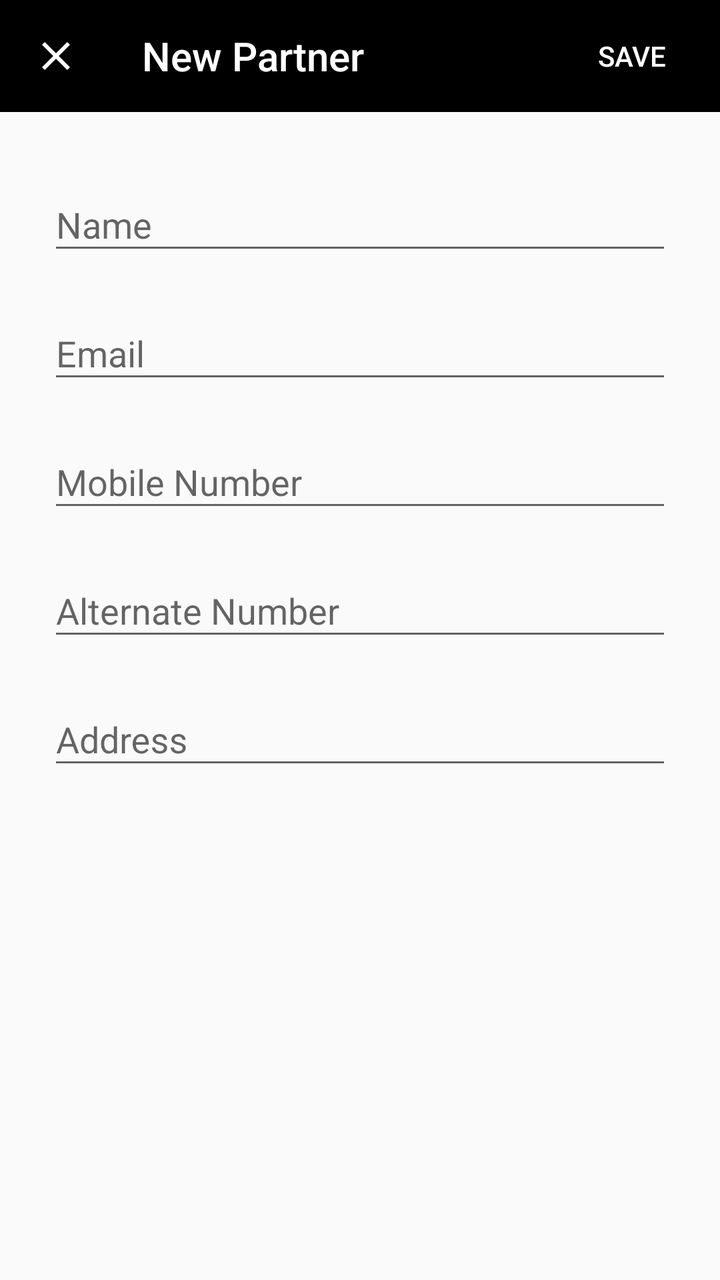
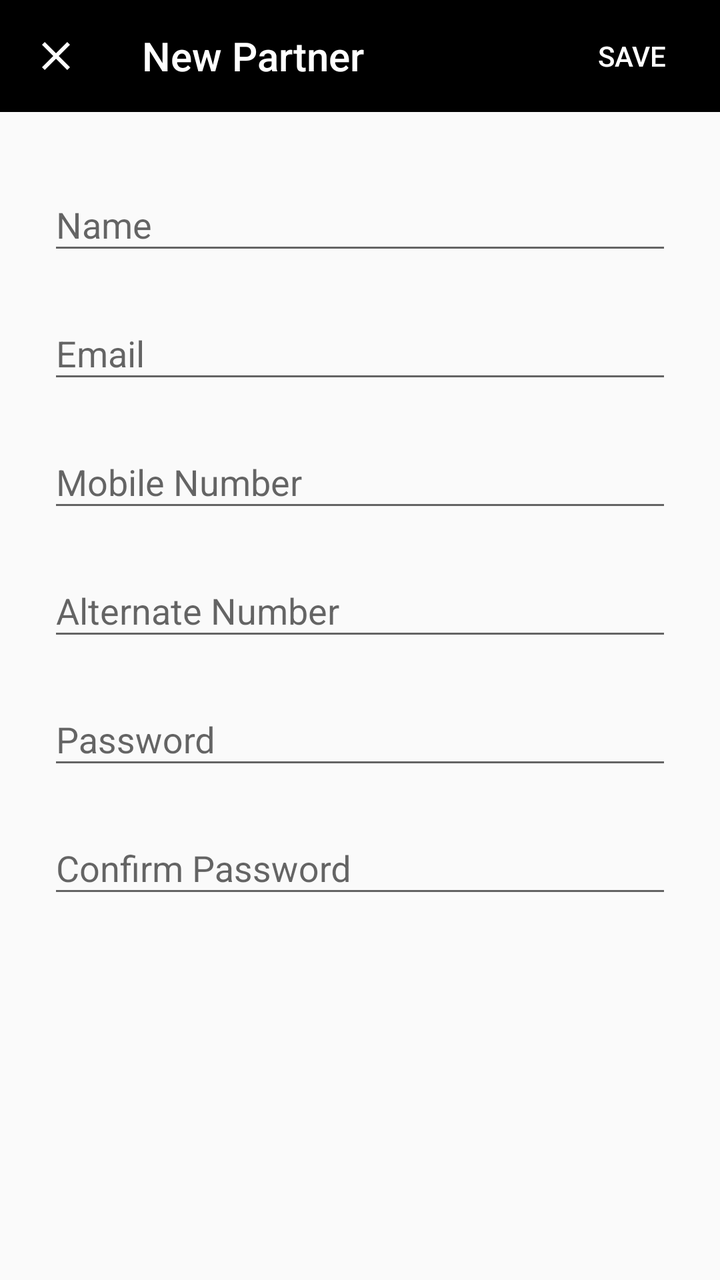

An Android layout rendered at two revisions. The XML below is the earlier revision; the diff shows what the commit changed to produce the second picture.
<!-- AndroidManifest.xml: application theme AppTheme -->
<!-- res/layout/fragment_add_partner.xml -->
<?xml version="1.0" encoding="utf-8"?>
<LinearLayout xmlns:android="http://schemas.android.com/apk/res/android"
    xmlns:app="http://schemas.android.com/apk/res-auto"
    xmlns:tools="http://schemas.android.com/tools"
    android:layout_width="match_parent"
    android:layout_height="match_parent"
    android:orientation="vertical">

    <android.support.design.widget.AppBarLayout
        android:layout_width="match_parent"
        android:layout_height="?attr/actionBarSize">

        <LinearLayout
            android:layout_width="match_parent"
            android:layout_height="match_parent"
            android:orientation="horizontal">

            <ImageButton
                android:id="@+id/add_partner_close"
                android:layout_width="?attr/actionBarSize"
                android:layout_height="?attr/actionBarSize"
                android:background="?attr/selectableItemBackgroundBorderless"
                android:tint="@android:color/white"
                app:srcCompat="@drawable/ic_close"
                tools:ignore="ContentDescription" />

            <View
                android:layout_width="15dp"
                android:layout_height="0dp" />

            <TextView
                android:layout_width="0dp"
                android:layout_height="match_parent"
                android:layout_weight="1"
                android:gravity="center_vertical"
                android:text="@string/new_partner"
                android:textAppearance="@style/Base.TextAppearance.AppCompat.Title"
                android:textColor="@android:color/white" />

            <Button
                android:id="@+id/add_partner_save"
                style="@style/Widget.AppCompat.Button.Borderless"
                android:layout_width="wrap_content"
                android:layout_height="match_parent"
                android:gravity="center"
                android:text="@string/save"
                android:textColor="@android:color/white" />

        </LinearLayout>

    </android.support.design.widget.AppBarLayout>

    <android.support.v4.widget.NestedScrollView
        android:id="@+id/add_driver_nested_scroll"
        android:layout_width="match_parent"
        android:layout_height="match_parent"
        android:scrollbars="none"
        android:scrollingCache="true">

        <LinearLayout
            android:layout_width="match_parent"
            android:layout_height="wrap_content"
            android:orientation="vertical"
            android:padding="24dp">

            <android.support.design.widget.TextInputLayout
                android:id="@+id/add_driver_name_layout"
                android:layout_width="match_parent"
                android:layout_height="wrap_content"
                android:layout_marginBottom="12dp">

                <android.support.design.widget.TextInputEditText
                    android:id="@+id/add_driver_name"
                    android:layout_width="match_parent"
                    android:layout_height="wrap_content"
                    android:hint="@string/name"
                    android:inputType="textCapWords" />

            </android.support.design.widget.TextInputLayout>

            <android.support.design.widget.TextInputLayout
                android:id="@+id/add_driver_email_layout"
                android:layout_width="match_parent"
                android:layout_height="wrap_content"
                android:layout_marginBottom="12dp">

                <android.support.design.widget.TextInputEditText
                    android:id="@+id/add_driver_email"
                    android:layout_width="match_parent"
                    android:layout_height="wrap_content"
                    android:hint="@string/email"
                    android:inputType="textEmailAddress" />

            </android.support.design.widget.TextInputLayout>

            <android.support.design.widget.TextInputLayout
                android:id="@+id/add_driver_contact_layout"
                android:layout_width="match_parent"
                android:layout_height="wrap_content"
                android:layout_marginBottom="12dp">

                <android.support.design.widget.TextInputEditText
                    android:id="@+id/add_driver_contact"
                    android:layout_width="match_parent"
                    android:layout_height="wrap_content"
                    android:hint="@string/mobile_number"
                    android:inputType="phone"
                    android:maxLength="14" />

            </android.support.design.widget.TextInputLayout>

            <android.support.design.widget.TextInputLayout
                android:id="@+id/add_driver_alternate_contact_layout"
                android:layout_width="match_parent"
                android:layout_height="wrap_content"
                android:layout_marginBottom="12dp">

                <android.support.design.widget.TextInputEditText
                    android:id="@+id/add_driver_alternate_contact"
                    android:layout_width="match_parent"
                    android:layout_height="wrap_content"
                    android:hint="@string/alternate_number"
                    android:inputType="phone"
                    android:maxLength="14" />

            </android.support.design.widget.TextInputLayout>

            <android.support.design.widget.TextInputLayout
                android:id="@+id/add_driver_address_layout"
                android:layout_width="match_parent"
                android:layout_height="wrap_content"
                android:layout_marginBottom="12dp">

                <android.support.design.widget.TextInputEditText
                    android:id="@+id/add_driver_address"
                    android:layout_width="match_parent"
                    android:layout_height="wrap_content"
                    android:hint="@string/address"
                    android:inputType="text"
                    android:maxLines="3" />

            </android.support.design.widget.TextInputLayout>

        </LinearLayout>

    </android.support.v4.widget.NestedScrollView>

</LinearLayout>
<!-- resources referenced by this layout -->
<resources>
  <!-- drawable ic_close (drawable) -->
  <vector xmlns:android="http://schemas.android.com/apk/res/android"
      android:width="24dp"
      android:height="24dp"
      android:viewportHeight="24.0"
      android:viewportWidth="24.0">
      <path
          android:fillColor="#FFFFFFFF"
          android:pathData="M19,6.41L17.59,5 12,10.59 6.41,5 5,6.41 10.59,12 5,17.59 6.41,19 12,13.41 17.59,19 19,17.59 13.41,12z" />
  </vector>
  <string name="address">Address</string>
  <string name="alternate_number">Alternate Number</string>
  <string name="email">Email</string>
  <string name="mobile_number">Mobile Number</string>
  <string name="name">Name</string>
  <string name="new_partner">New Partner</string>
  <string name="save">Save</string>
  <style name="AppTheme" parent="Base.Theme.AppCompat.Light.DarkActionBar">
          <item name="colorPrimary">@color/colorPrimary</item>
          <item name="colorPrimaryDark">@color/colorPrimaryDark</item>
          <item name="colorAccent">@color/colorAccent</item>
      </style>
  <color name="colorPrimary">#000000</color>
  <color name="colorPrimaryDark">#000000</color>
  <color name="colorAccent">#000000</color>
</resources>

<!-- the commit's change to res/layout/fragment_add_partner.xml (unified diff, before → after) -->
@@ -2,6 +2,7 @@
 <LinearLayout xmlns:android="http://schemas.android.com/apk/res/android"
     xmlns:app="http://schemas.android.com/apk/res-auto"
     xmlns:tools="http://schemas.android.com/tools"
+    android:id="@+id/add_partner_layout"
     android:layout_width="match_parent"
     android:layout_height="match_parent"
     android:orientation="vertical">
@@ -64,13 +65,13 @@
             android:padding="24dp">
 
             <android.support.design.widget.TextInputLayout
-                android:id="@+id/add_driver_name_layout"
+                android:id="@+id/add_partner_name_layout"
                 android:layout_width="match_parent"
                 android:layout_height="wrap_content"
                 android:layout_marginBottom="12dp">
 
                 <android.support.design.widget.TextInputEditText
-                    android:id="@+id/add_driver_name"
+                    android:id="@+id/add_partner_name"
                     android:layout_width="match_parent"
                     android:layout_height="wrap_content"
                     android:hint="@string/name"
@@ -79,13 +80,13 @@
             </android.support.design.widget.TextInputLayout>
 
             <android.support.design.widget.TextInputLayout
-                android:id="@+id/add_driver_email_layout"
+                android:id="@+id/add_partner_email_layout"
                 android:layout_width="match_parent"
                 android:layout_height="wrap_content"
                 android:layout_marginBottom="12dp">
 
                 <android.support.design.widget.TextInputEditText
-                    android:id="@+id/add_driver_email"
+                    android:id="@+id/add_partner_email"
                     android:layout_width="match_parent"
                     android:layout_height="wrap_content"
                     android:hint="@string/email"
@@ -94,13 +95,13 @@
             </android.support.design.widget.TextInputLayout>
 
             <android.support.design.widget.TextInputLayout
-                android:id="@+id/add_driver_contact_layout"
+                android:id="@+id/add_partner_contact_layout"
                 android:layout_width="match_parent"
                 android:layout_height="wrap_content"
                 android:layout_marginBottom="12dp">
 
                 <android.support.design.widget.TextInputEditText
-                    android:id="@+id/add_driver_contact"
+                    android:id="@+id/add_partner_contact"
                     android:layout_width="match_parent"
                     android:layout_height="wrap_content"
                     android:hint="@string/mobile_number"
@@ -110,13 +111,13 @@
             </android.support.design.widget.TextInputLayout>
 
             <android.support.design.widget.TextInputLayout
-                android:id="@+id/add_driver_alternate_contact_layout"
+                android:id="@+id/add_partner_alternate_contact_layout"
                 android:layout_width="match_parent"
                 android:layout_height="wrap_content"
                 android:layout_marginBottom="12dp">
 
                 <android.support.design.widget.TextInputEditText
-                    android:id="@+id/add_driver_alternate_contact"
+                    android:id="@+id/add_partner_alternate_contact"
                     android:layout_width="match_parent"
                     android:layout_height="wrap_content"
                     android:hint="@string/alternate_number"
@@ -126,18 +127,36 @@
             </android.support.design.widget.TextInputLayout>
 
             <android.support.design.widget.TextInputLayout
-                android:id="@+id/add_driver_address_layout"
+                android:id="@+id/add_partner_password_layout"
                 android:layout_width="match_parent"
                 android:layout_height="wrap_content"
                 android:layout_marginBottom="12dp">
 
                 <android.support.design.widget.TextInputEditText
-                    android:id="@+id/add_driver_address"
+                    android:id="@+id/add_partner_password"
                     android:layout_width="match_parent"
                     android:layout_height="wrap_content"
-                    android:hint="@string/address"
-                    android:inputType="text"
-                    android:maxLines="3" />
+                    android:hint="@string/password"
+                    android:inputType="textPassword"
+                    android:maxLines="1"
+                    android:singleLine="true" />
+
+            </android.support.design.widget.TextInputLayout>
+
+            <android.support.design.widget.TextInputLayout
+                android:id="@+id/add_partner_confirm_password_layout"
+                android:layout_width="match_parent"
+                android:layout_height="wrap_content"
+                android:layout_marginBottom="12dp">
+
+                <android.support.design.widget.TextInputEditText
+                    android:id="@+id/add_partner_confirm_password"
+                    android:layout_width="match_parent"
+                    android:layout_height="wrap_content"
+                    android:hint="@string/confirm_password"
+                    android:inputType="textPassword"
+                    android:maxLines="1"
+                    android:singleLine="true" />
 
             </android.support.design.widget.TextInputLayout>
 
<!-- resource entries referenced after the edit -->
@@ -10,12 +10,13 @@
           android:fillColor="#FFFFFFFF"
           android:pathData="M19,6.41L17.59,5 12,10.59 6.41,5 5,6.41 10.59,12 5,17.59 6.41,19 12,13.41 17.59,19 19,17.59 13.41,12z" />
   </vector>
-  <string name="address">Address</string>
   <string name="alternate_number">Alternate Number</string>
+  <string name="confirm_password">Confirm Password</string>
   <string name="email">Email</string>
   <string name="mobile_number">Mobile Number</string>
   <string name="name">Name</string>
   <string name="new_partner">New Partner</string>
+  <string name="password">Password</string>
   <string name="save">Save</string>
   <style name="AppTheme" parent="Base.Theme.AppCompat.Light.DarkActionBar">
           <item name="colorPrimary">@color/colorPrimary</item>
